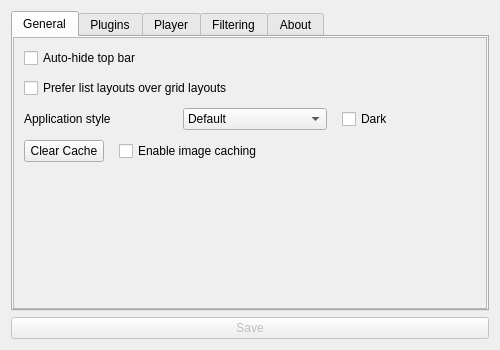
The window that application/src/ui/forms/settings/settingsform.ui (BowDown097/QtTube) describes before a commit, drawn with Qt 5.
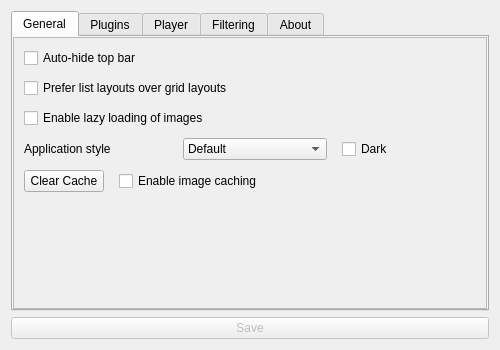
The same window after the commit.

Commit message: Add lazy loading for TubeLabels holding images

Patch:
```diff
--- a/application/src/ui/forms/settings/settingsform.ui
+++ b/application/src/ui/forms/settings/settingsform.ui
@@ -50,7 +50,7 @@
             <x>0</x>
             <y>0</y>
             <width>476</width>
-            <height>152</height>
+            <height>185</height>
            </rect>
           </property>
           <property name="sizePolicy">
@@ -89,6 +89,13 @@
              </property>
             </widget>
            </item>
+           <item>
+            <widget class="QCheckBox" name="imageLazyLoading">
+             <property name="text">
+              <string>Enable lazy loading of images</string>
+             </property>
+            </widget>
+           </item>
            <item>
             <layout class="QHBoxLayout" name="horizontalLayout_4">
              <property name="spacing">
```
The commit also changes 18 other files.
